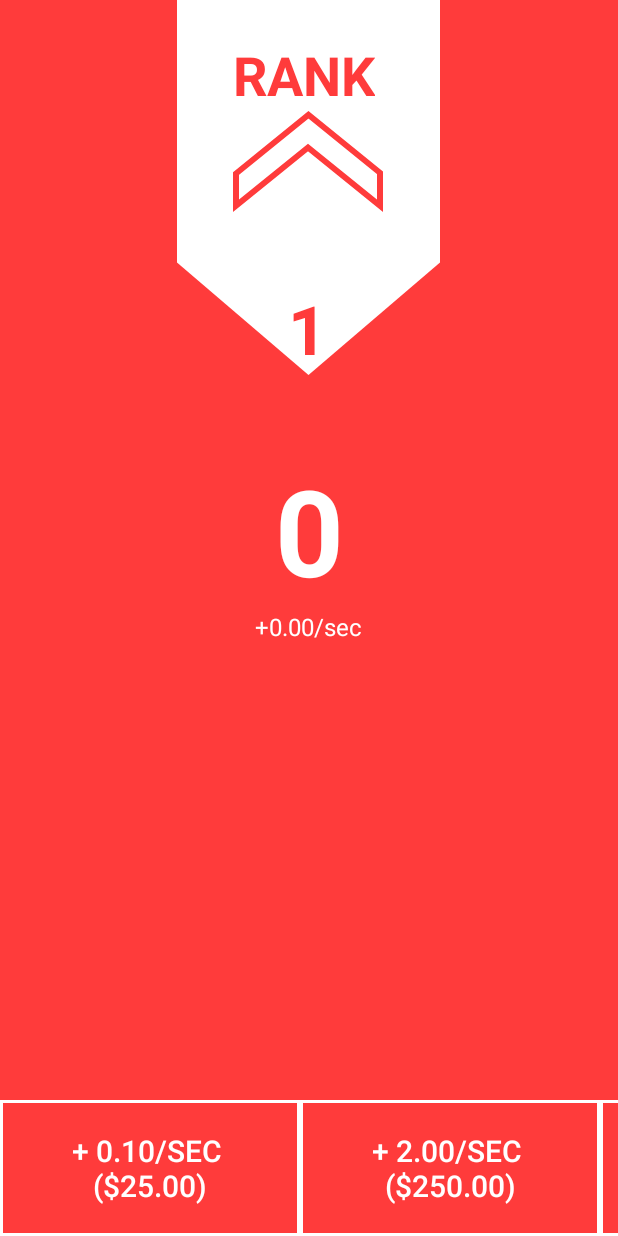
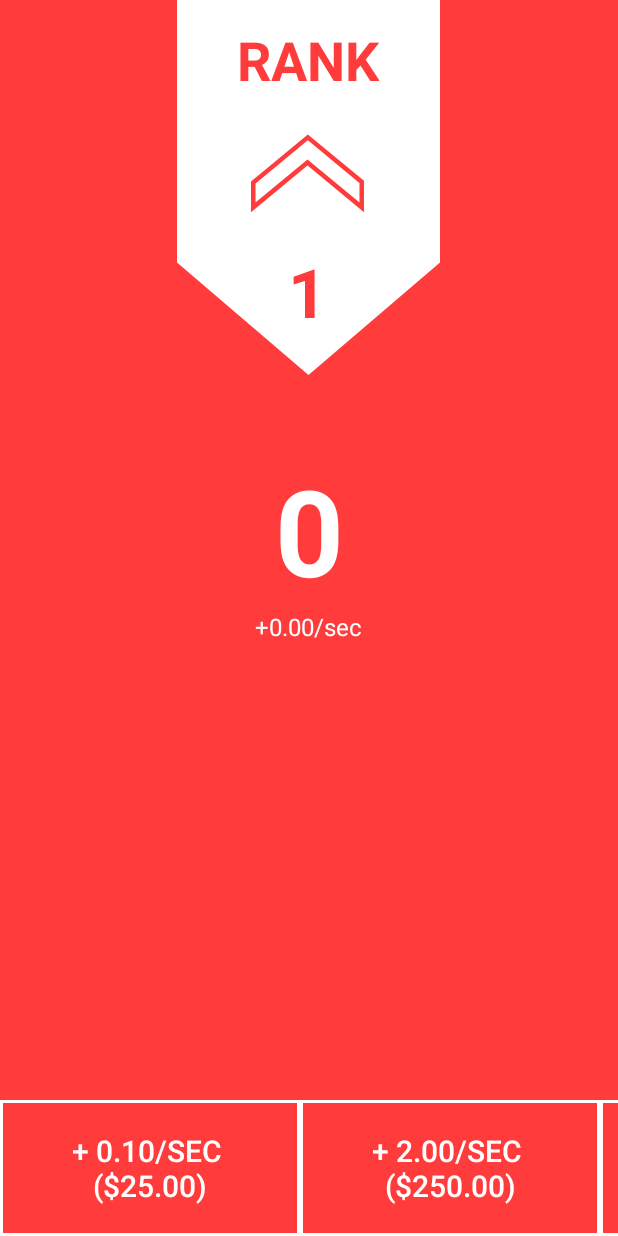
Before and after one commit to DavidZWalker/App, an Android app: the screen it shows after launch (MainActivity), on a phone screen of 412 x 824 dp. Run offline under Robolectric (Android 15) with nearby library versions, the phone set to English and light mode, and no system bars; our stand-ins replace data binding; libraries missing offline, so code that uses them is left out: androidx.databinding.library; 2 statements that could not run were skipped.

Commit message:
working on ranks
- improved rank images
- rank badges are now displayed dynamically
- added a ResourceProvider

```diff
--- /dev/null
+++ b/app/src/main/java/de/hdmstuttgart/kotlinapp/util/ResourceProvider.kt
@@ -0,0 +1,18 @@
+package de.hdmstuttgart.kotlinapp.util
+
+import android.content.Context
+import android.content.res.Resources
+
+class ResourceProvider  {
+    companion object {
+        lateinit var context : Context
+
+        fun getResources() : Resources {
+            return context.resources
+        }
+
+        fun getResourceIdByName(name : String, type : String) : Int {
+            return getResources().getIdentifier(name, type, context.packageName)
+        }
+    }
+}
--- a/app/src/main/java/de/hdmstuttgart/kotlinapp/view/MainActivity.kt
+++ b/app/src/main/java/de/hdmstuttgart/kotlinapp/view/MainActivity.kt
@@ -8,6 +8,7 @@ import androidx.databinding.DataBindingUtil
 import de.hdmstuttgart.kotlinapp.R
 import de.hdmstuttgart.kotlinapp.databinding.ActivityMainBinding
 import de.hdmstuttgart.kotlinapp.model.AutoClickers
+import de.hdmstuttgart.kotlinapp.util.ResourceProvider
 import de.hdmstuttgart.kotlinapp.viewmodel.ClickerViewModel
 import java.math.BigDecimal
 
@@ -21,6 +22,7 @@ class MainActivity : AppCompatActivity() {
     override fun onCreate(savedInstanceState: Bundle?) {
         super.onCreate(savedInstanceState)
         mBinding = DataBindingUtil.setContentView(this, R.layout.activity_main)
+        ResourceProvider.context = applicationContext
     }
 
     override fun onStart() {
--- a/app/src/main/java/de/hdmstuttgart/kotlinapp/view/RankBadgeFragment.kt
+++ b/app/src/main/java/de/hdmstuttgart/kotlinapp/view/RankBadgeFragment.kt
@@ -5,6 +5,7 @@ package de.hdmstuttgart.kotlinapp.view
                 import android.view.LayoutInflater
                 import android.view.View
                 import android.view.ViewGroup
+        import android.widget.ImageView
         import androidx.databinding.DataBindingUtil
                 import de.hdmstuttgart.kotlinapp.R
         import de.hdmstuttgart.kotlinapp.databinding.RankBadgeFragmentBinding
--- a/app/src/main/java/de/hdmstuttgart/kotlinapp/viewmodel/RankViewModel.kt
+++ b/app/src/main/java/de/hdmstuttgart/kotlinapp/viewmodel/RankViewModel.kt
@@ -1,15 +1,35 @@
 package de.hdmstuttgart.kotlinapp.viewmodel
 
+import android.graphics.drawable.Drawable
+import androidx.core.content.res.ResourcesCompat
 import androidx.databinding.BaseObservable
 import androidx.databinding.Bindable
 import androidx.databinding.library.baseAdapters.BR
+import de.hdmstuttgart.kotlinapp.R
+import de.hdmstuttgart.kotlinapp.util.ResourceProvider
 
 class RankViewModel : BaseObservable() {
 
     @Bindable
-    var rank = "1"
+    var rank = 1
         set(value) {
             field = value
+            rankImage = getRankImageForCurrentRank()
             notifyPropertyChanged(BR.rank)
         }
+
+    @Bindable
+    var rankImage : Drawable? = null
+        get() {
+            return getRankImageForCurrentRank()
+        }
+        set(value) {
+        field = value
+        notifyPropertyChanged(BR.rankImage)
+    }
+
+    private fun getRankImageForCurrentRank() : Drawable {
+        val drawableId = ResourceProvider.getResourceIdByName("ic_rank_$rank", "drawable")
+        return ResourcesCompat.getDrawable(ResourceProvider.getResources(), drawableId, null)!!
+    }
 }
--- a/app/src/main/res/drawable/ic_rank_1.xml
+++ b/app/src/main/res/drawable/ic_rank_1.xml
@@ -1,20 +1,10 @@
 <vector xmlns:android="http://schemas.android.com/apk/res/android"
-    android:width="100dp"
-    android:height="130dp"
+    android:width="75dp"
+    android:height="100dp"
     android:viewportWidth="250"
     android:viewportHeight="330">
   <path
-      android:pathData="M5,319.47l0,-54.66l120.76,-99.34l119.24,98.08l0,55.92l-120,-98.7l-120,98.7z"
-      android:strokeWidth="10"
-      android:fillColor="#fff"
-      android:strokeColor="#fff"/>
-  <path
-      android:pathData="M5,239.47l0,-54.66l120.76,-99.34l119.24,98.08l0,55.92l-120,-98.7l-120,98.7z"
-      android:strokeWidth="10"
-      android:fillColor="#fff"
-      android:strokeColor="#fff"/>
-  <path
-      android:pathData="M5,160.47l0,-54.66l120.76,-99.34l119.24,98.08l0,55.92l-120,-98.7l-120,98.7z"
+      android:pathData="M5,245l0,-54.66l120.76,-99.34l119.24,98.08l0,55.92l-120,-98.71l-120,98.71z"
       android:strokeWidth="10"
       android:fillColor="#fff"
       android:strokeColor="#ff3b3b"/>
--- a/app/src/main/res/layout/rank_badge_fragment.xml
+++ b/app/src/main/res/layout/rank_badge_fragment.xml
@@ -16,7 +16,7 @@
             android:focusableInTouchMode="true">
 
             <ImageView
-                android:id="@+id/rank"
+                android:id="@+id/rankBadgeBackground"
                 android:layout_centerHorizontal="true"
                 android:layout_width="wrap_content"
                 android:layout_height="wrap_content"
@@ -30,7 +30,7 @@
                 android:layout_height="wrap_content"
                 android:orientation="vertical"
                 android:layout_centerHorizontal="true"
-                android:layout_marginTop="25dp"
+                android:layout_marginTop="15dp"
                 android:clickable="false"
                 android:focusable="false">
 
@@ -46,22 +46,23 @@
                     android:focusable="false"/>
 
                 <ImageView
-                    android:id="@+id/rank1"
+                    android:id="@+id/rankImage"
                     android:layout_width="wrap_content"
                     android:layout_height="wrap_content"
-                    android:background="@drawable/ic_rank_1"
                     android:clickable="false"
-                    android:focusable="false"/>
+                    android:focusable="false"
+                    android:layout_gravity="center"
+                    android:background="@{viewModel.rankImage}"/>
 
                 <TextView
+                    android:id="@+id/rankNumberTextView"
                     android:layout_width="wrap_content"
                     android:layout_height="wrap_content"
-                    android:text="@{viewModel.rank}"
+                    android:text="@{String.valueOf(viewModel.rank)}"
                     android:textColor="@color/primaryColor"
                     android:textSize="45sp"
                     android:textStyle="bold"
                     android:layout_gravity="center"
-                    android:layout_marginTop="-15dp"
                     android:clickable="false"
                     android:focusable="false"/>
 
```
Also changed, not shown: app/src/main/res/drawable/ic_rank_2.xml (+4 -9 lines), app/src/main/res/drawable/ic_rank_3.xml (+5 -5 lines), 3 other files.
